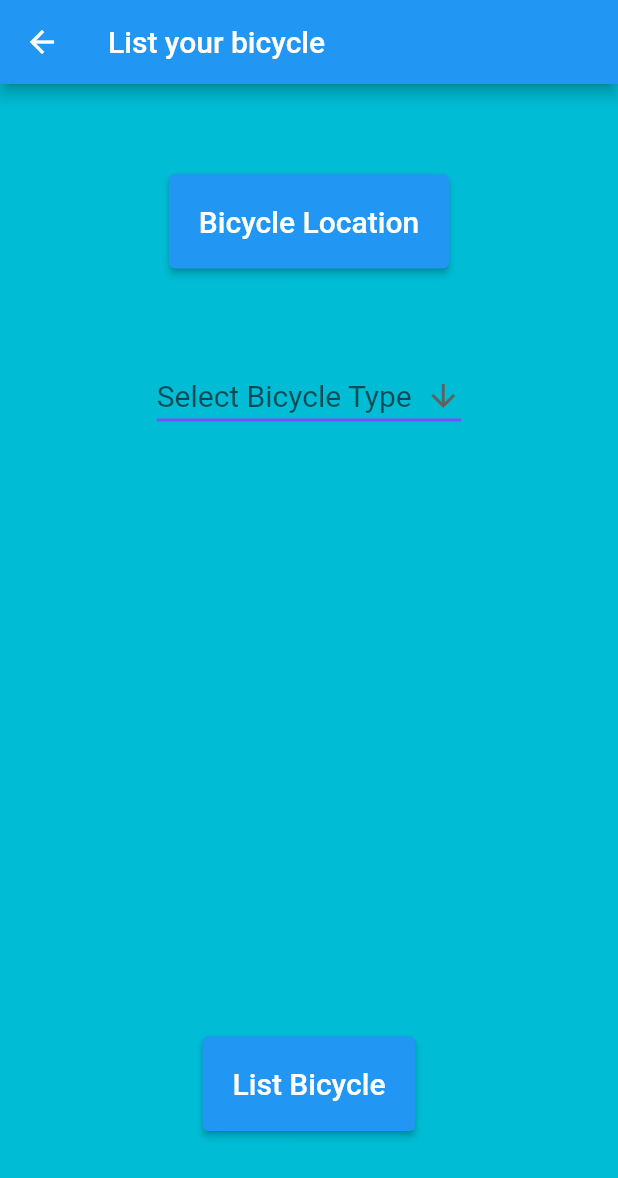
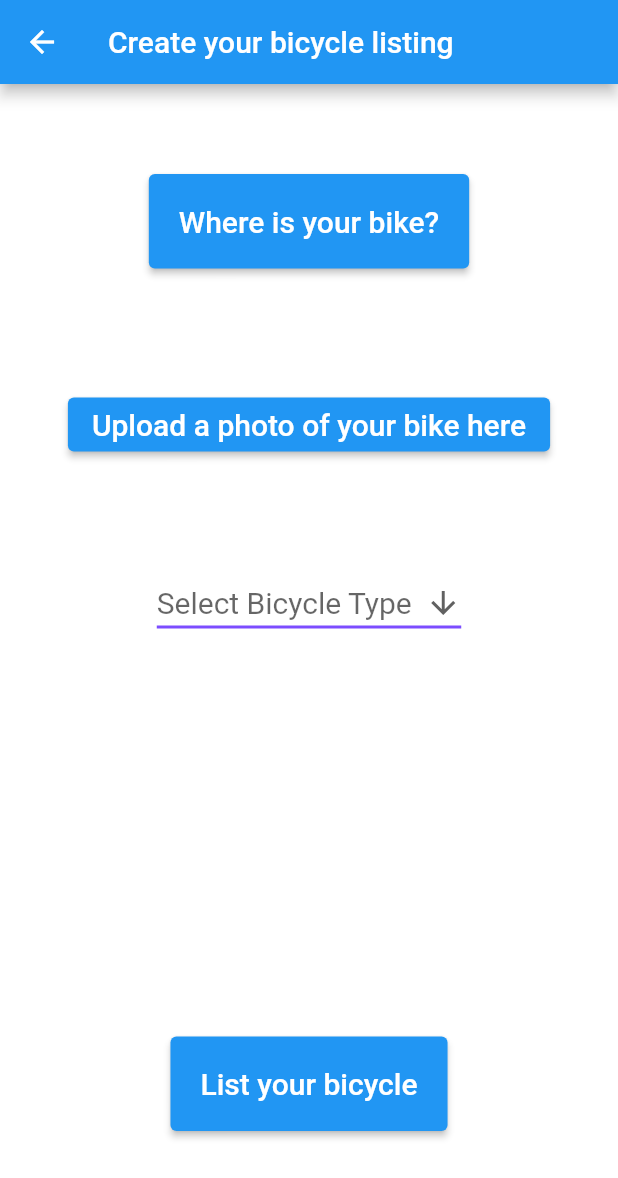
Before and after one commit to Rice-Hacks-Project-Bikes/bikes_frontend, a Flutter app: the screen it shows after launch, after a tap on "Signin with SSO", on a phone screen of 412 x 824 dp. Shown: the top 1178 px of the screen. Run offline on Flutter 3.47's test engine with Material 2 defaults, Android fonts, the light colour scheme and no system bars; our stand-ins replace camera, geolocator, google_maps_flutter, sliding_up_panel; network calls fail.

Commit message:
Tried adding camera functionality for creating listing, added Henry's map to where is your bike in listing
Camera still not working, need to change or add functionality to map to let us drop a pin for location of bike

```diff
--- a/bike_frontend/lib/main.dart
+++ b/bike_frontend/lib/main.dart
@@ -15,7 +15,7 @@ class MyApp extends StatelessWidget {
         debugShowCheckedModeBanner: false,
         title: 'Flutter Demo',
         theme: ThemeData(
-          scaffoldBackgroundColor: Colors.cyan,
+          scaffoldBackgroundColor: Colors.white,
           // This is the theme of your application.
           //
           // Try running your application with "flutter run". You'll see the
--- a/bike_frontend/lib/pages/list_bike.dart
+++ b/bike_frontend/lib/pages/list_bike.dart
@@ -1,17 +1,33 @@
 import 'package:flutter/material.dart';
 import 'package:flutter/src/foundation/key.dart';
 import 'package:flutter/src/widgets/framework.dart';
+import 'package:bike_frontent/pages/map.dart';
+import 'package:sliding_up_panel/sliding_up_panel.dart';
+import 'package:bike_frontent/pages/camera_screen.dart';
+
+import '../models/bikes.dart';
+import '../models/requests.dart';
 
 class list_bike extends StatelessWidget {
   const list_bike({super.key});
+
+  get firstCamera => null;
 
   @override
   Widget build(BuildContext context) {
     return Scaffold(
       appBar: AppBar(
-        title: const Text('List your bicycle'),
+        title: const Text('Create your bicycle listing'),
       ),
-      body: Column(
+      /*body:
+      Container(
+      child: SlidingUpPanel(
+      maxHeight: MediaQuery.of(context).size.height * 0.65,
+      panel: Column(
+        children: [Text("This is the sliding Widget"),]
+      ), ), */
+      body:
+      Column(
         children: [
           Container(
             padding: EdgeInsets.all(60.0),
@@ -19,13 +35,32 @@ class list_bike extends StatelessWidget {
           style: TextButton.styleFrom(
           padding: EdgeInsets.all(20.0),
           ),
-          onPressed: () {
-            //open Google Maps to drop a pin or use location services
+          onPressed: () async {
+                List<Bike> bikes = BikeHttp().getBikesNearby();
+                Navigator.push(
+                    context,
+                    MaterialPageRoute(
+                        builder: (context) => MapPage(
+                              bikesNearYou: bikes,
+                            )));
+
           },
-          child: const Text('Bicycle Location',
+          child: const Text('Where is your bike?',
           style: TextStyle(fontSize: 20.0),),
         ),),
-          const Bikecategory(),
+         Container(
+          padding: EdgeInsets.all(20.0),
+          child: ElevatedButton(
+            onPressed: () {CameraScreen();
+            },
+            child: const Text('Upload a photo of your bike here',
+            style: TextStyle( fontSize: 20.0),)
+
+          )),
+         // TakePhoto(),
+          Container(
+            padding: EdgeInsets.all(50.0),
+            child: Bikecategory()),
           const Spacer(),
           Container(
         alignment: Alignment.bottomCenter,
@@ -34,19 +69,17 @@ class list_bike extends StatelessWidget {
         child: ElevatedButton(
           style: TextButton.styleFrom(
             padding: const EdgeInsets.all(20.0),
-
           ),
           onPressed: () {
             Navigator.pop(context);
           },
-          child: const Text('List Bicycle',
+          child: const Text('List your bicycle',
           style: TextStyle( fontSize: 20.0)),
-
         ),
       ),
       ],
     ),
-    );
+      );
   }
 }
 const List<String> list = <String>["Men's Bicycle", "Women's Bicycle", "Children's Bicycle", "Recreational Bicycle"];
--- a/bike_frontend/lib/pages/sign_up.dart
+++ b/bike_frontend/lib/pages/sign_up.dart
@@ -22,8 +22,8 @@ class SignUp extends StatelessWidget {
                 Navigator.push(
                     context,
                     MaterialPageRoute(
-                        builder: (context) => list_bike(
-                              // bikesNearYou: bikes,
+                        builder: (context) => list_bike(//MapPage(
+                              //bikesNearYou: bikes,
                             )));
                 //_launchUrl
               },
```
Also changed, not shown: bike_frontend/lib/pages/camera_screen.dart (added, +60 -0 lines), 1 other file.
